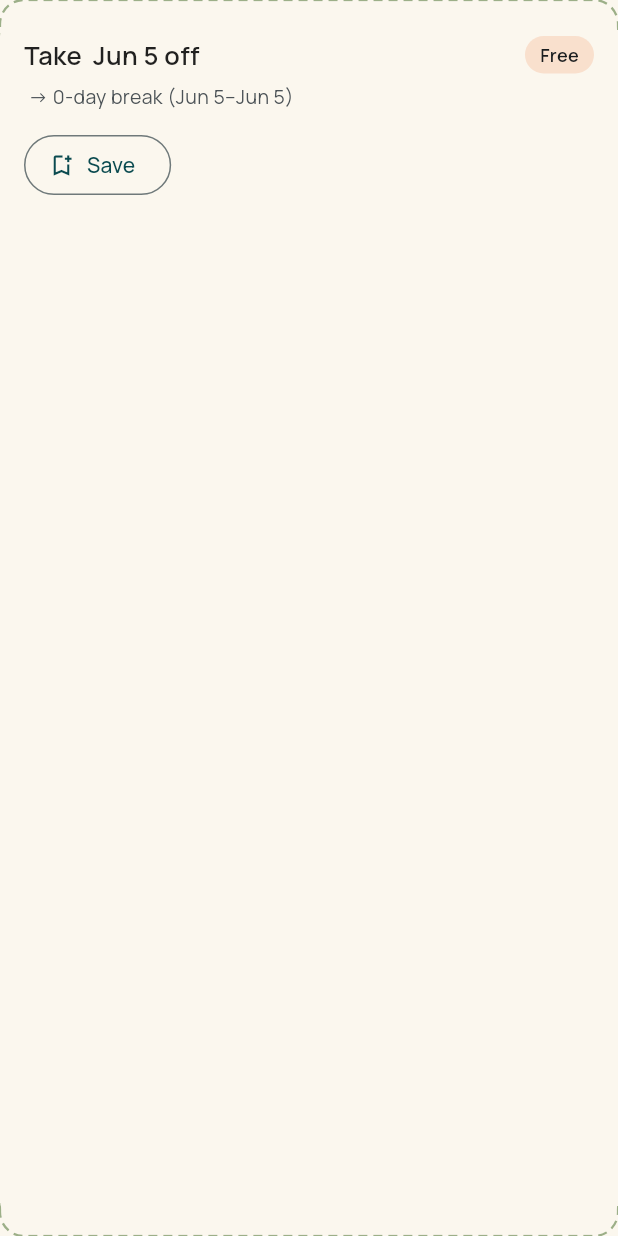
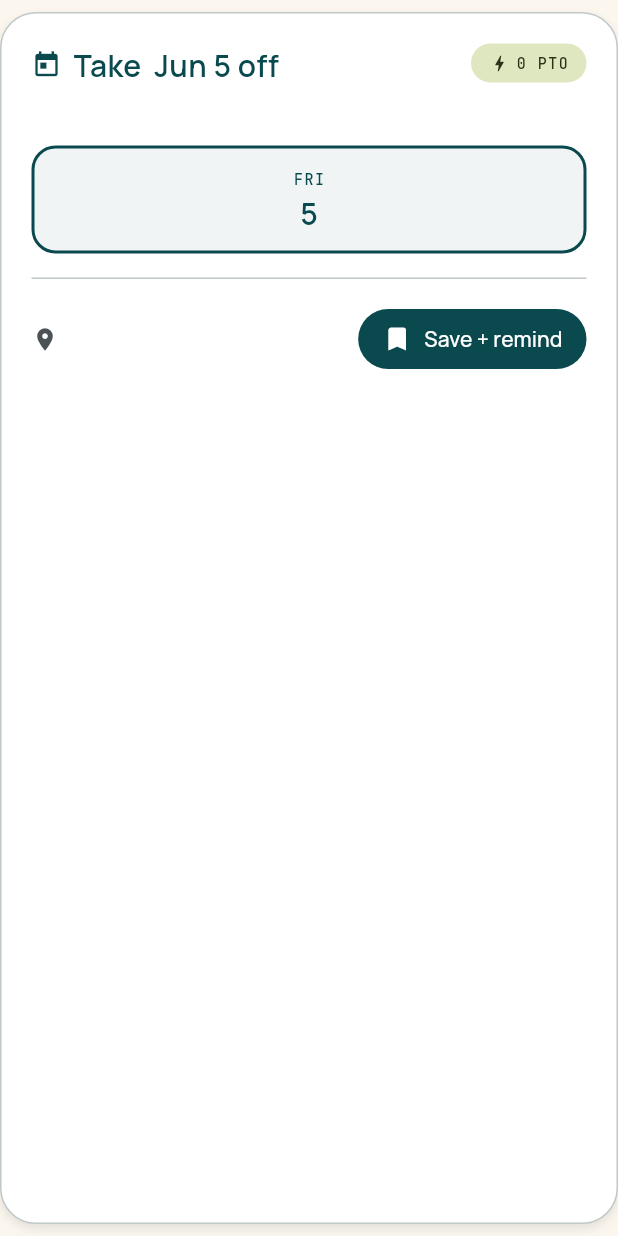
Before and after one commit to apexbymanish/-daysoff-mobile, a Flutter app: the SandwichCard widget shown alone on an empty page, opened directly with empty values, on a phone screen of 412 x 824 dp. Run offline on Flutter 3.47's test engine with Material 3 defaults, Android fonts, the phone set to English and light mode, and no system bars; our stand-ins replace dio, flutter_riverpod, freezed_annotation, get_storage, go_router, table_calendar; accounts and stored records are empty; network calls fail.

Commit message:
feat(sandwich): redesign SandwichCard + add EfficiencyInsight widget (Task 1)
Rewrites SandwichCard to the 6.7 tactile-card design: white card with
outlineVariant border, rounded 24, soft shadow, olive PTO pill, day-ribbon
with highlighted ptoDate cell, and a "Save + remind" FilledButton (preserves
exact SavedBreak save logic + SnackBar). Drops DashedBorder + PtoCostPill.

Adds EfficiencyInsight widget showing ratio:1 and copy text; returns
SizedBox.shrink for empty records.

Updates sandwich_card_test.dart to the redesigned card assertions; adds
efficiency_insight_test.dart covering ratio calculation and empty state.

89 tests pass, flutter analyze clean.

Co-Authored-By: Claude Opus 4.8 (1M context) <noreply@anthropic.com>

```diff
--- a/lib/screens/sandwich/widgets/sandwich_card.dart
+++ b/lib/screens/sandwich/widgets/sandwich_card.dart
@@ -1,15 +1,14 @@
 import 'package:flutter/material.dart';
 import 'package:flutter_riverpod/flutter_riverpod.dart';
 import 'package:intl/intl.dart';
+
 import '../../../api/models/sandwich_record.dart';
 import '../../../api/models/saved_break.dart';
 import '../../../providers/saved_breaks_provider.dart';
 import '../../../theme/colors.dart';
-import '../../../widgets/dashed_border.dart';
-import '../../plan/widgets/pto_cost_pill.dart';
+import '../../../theme/typography.dart';
 
-/// A single sandwich-day suggestion. Outlined card (dashed-border styling is
-/// a future cosmetic enhancement) with a one-tap "save" affordance.
+/// Redesigned 6.7 sandwich card: white tactile-card, day-ribbon, save button.
 class SandwichCard extends ConsumerWidget {
   const SandwichCard({super.key, required this.record});
   final SandwichRecord record;
@@ -17,40 +16,152 @@ class SandwichCard extends ConsumerWidget {
   @override
   Widget build(BuildContext context, WidgetRef ref) {
     final dayFmt = DateFormat('MMM d');
-    final ptoLabel = '${record.weekday} ${dayFmt.format(record.ptoDate)}';
-    final range = '${dayFmt.format(record.breakStart)}–${dayFmt.format(record.breakEnd)}';
-    return DashedBorder(
-      color: DaysoffColors.sage,
-      radius: 16,
-      child: Container(
+
+    final ptoLabel = 'Take ${record.weekday} ${dayFmt.format(record.ptoDate)} off';
+
+    // Build day cells from breakStart..breakEnd inclusive
+    final days = <DateTime>[];
+    for (var d = record.breakStart;
+        !d.isAfter(record.breakEnd);
+        d = d.add(const Duration(days: 1))) {
+      days.add(d);
+    }
+
+    return Container(
       margin: const EdgeInsets.symmetric(vertical: 8),
-      padding: const EdgeInsets.all(16),
       decoration: BoxDecoration(
-        color: DaysoffColors.creamSoft,
-        borderRadius: BorderRadius.circular(16),
+        color: Colors.white,
+        borderRadius: BorderRadius.circular(24),
+        border: Border.all(color: DaysoffColors.outlineVariant),
+        boxShadow: [
+          BoxShadow(
+            color: Colors.black.withValues(alpha: 0.05),
+            blurRadius: 6,
+            offset: const Offset(0, 4),
           ),
+          BoxShadow(
+            color: Colors.black.withValues(alpha: 0.05),
+            blurRadius: 4,
+            offset: const Offset(0, 2),
+          ),
+        ],
+      ),
+      child: Padding(
+        padding: const EdgeInsets.all(20),
+        child: Column(
+          crossAxisAlignment: CrossAxisAlignment.start,
+          children: [
+            // ── Header row ──────────────────────────────────────────────────
+            Row(
+              crossAxisAlignment: CrossAxisAlignment.start,
+              children: [
+                Expanded(
                   child: Column(
                     crossAxisAlignment: CrossAxisAlignment.start,
                     children: [
                       Row(
-            crossAxisAlignment: CrossAxisAlignment.start,
                         children: [
+                          const Icon(Icons.today,
+                              color: DaysoffColors.brandTeal, size: 20),
+                          const SizedBox(width: 8),
                           Expanded(
-                child: Text('Take $ptoLabel off',
+                            child: Text(
+                              ptoLabel,
                               style: const TextStyle(
-                        fontSize: 17, fontWeight: FontWeight.w600)),
+                                fontSize: 20,
+                                fontWeight: FontWeight.w600,
+                                color: DaysoffColors.brandTeal,
+                                height: 1.4,
                               ),
-              PtoCostPill(cost: record.ptoCost),
+                            ),
+                          ),
                         ],
                       ),
-          const SizedBox(height: 6),
-          Text('${record.context} → ${record.breakLength}-day break ($range)',
+                      const SizedBox(height: 4),
+                      Text(
+                        record.context,
                         style: const TextStyle(
-                  fontSize: 13, color: DaysoffColors.neutral700)),
-          const SizedBox(height: 12),
-          Align(
-            alignment: Alignment.centerLeft,
-            child: OutlinedButton.icon(
+                          fontSize: 14,
+                          color: DaysoffColors.neutral700,
+                          height: 1.4,
+                        ),
+                      ),
+                    ],
+                  ),
+                ),
+                const SizedBox(width: 12),
+                // Olive PTO pill
+                Container(
+                  padding:
+                      const EdgeInsets.symmetric(horizontal: 12, vertical: 6),
+                  decoration: BoxDecoration(
+                    color: DaysoffColors.oliveFixed,
+                    borderRadius: BorderRadius.circular(999),
+                  ),
+                  child: Row(
+                    mainAxisSize: MainAxisSize.min,
+                    children: [
+                      const Icon(Icons.bolt,
+                          size: 14, color: DaysoffColors.olive),
+                      const SizedBox(width: 4),
+                      Text(
+                        '${record.ptoCost} PTO',
+                        style: labelCaps(
+                          fontSize: 10,
+                          color: DaysoffColors.olive,
+                        ),
+                      ),
+                    ],
+                  ),
+                ),
+              ],
+            ),
+
+            const SizedBox(height: 16),
+
+            // ── Day ribbon ──────────────────────────────────────────────────
+            Row(
+              children: [
+                for (var i = 0; i < days.length; i++) ...[
+                  if (i > 0) const SizedBox(width: 6),
+                  Expanded(child: _DayCell(day: days[i], ptoDate: record.ptoDate)),
+                ],
+              ],
+            ),
+
+            const SizedBox(height: 16),
+
+            // ── Footer ──────────────────────────────────────────────────────
+            Container(
+              decoration: const BoxDecoration(
+                border: Border(
+                  top: BorderSide(color: DaysoffColors.outlineVariant),
+                ),
+              ),
+              padding: const EdgeInsets.only(top: 16),
+              child: Row(
+                children: [
+                  const Icon(Icons.location_on,
+                      size: 18, color: DaysoffColors.neutral700),
+                  const SizedBox(width: 8),
+                  Expanded(
+                    child: Text(
+                      record.context.toUpperCase(),
+                      style: labelCaps(
+                        fontSize: 11,
+                        color: DaysoffColors.neutral700,
+                      ),
+                    ),
+                  ),
+                  const SizedBox(width: 8),
+                  FilledButton.icon(
+                    style: FilledButton.styleFrom(
+                      backgroundColor: DaysoffColors.brandTeal,
+                      foregroundColor: Colors.white,
+                      shape: const StadiumBorder(),
+                      padding: const EdgeInsets.symmetric(
+                          horizontal: 16, vertical: 10),
+                    ),
                     onPressed: () {
                       ref.read(savedBreaksProvider.notifier).add(SavedBreak(
                             id: 'sandwich-${record.ptoDate.toIso8601String()}',
@@ -63,8 +174,10 @@ class SandwichCard extends ConsumerWidget {
                       ScaffoldMessenger.of(context).showSnackBar(
                           const SnackBar(content: Text('Saved')));
                     },
-              icon: const Icon(Icons.bookmark_add_outlined, size: 18),
-              label: const Text('Save'),
+                    icon: const Icon(Icons.bookmark, size: 20),
+                    label: const Text('Save + remind'),
+                  ),
+                ],
               ),
             ),
           ],
@@ -73,3 +186,58 @@ class SandwichCard extends ConsumerWidget {
     );
   }
 }
+
+class _DayCell extends StatelessWidget {
+  const _DayCell({required this.day, required this.ptoDate});
+  final DateTime day;
+  final DateTime ptoDate;
+
+  bool get _isPto =>
+      day.year == ptoDate.year &&
+      day.month == ptoDate.month &&
+      day.day == ptoDate.day;
+
+  @override
+  Widget build(BuildContext context) {
+    final weekdayFmt = DateFormat('EEE');
+    final numFmt = DateFormat('d');
+    final isPto = _isPto;
+
+    final bgColor = isPto
+        ? DaysoffColors.brandTeal.withValues(alpha: 0.06)
+        : const Color(0xFFEDEEED).withValues(alpha: 0.5);
+    final borderColor =
+        isPto ? DaysoffColors.brandTeal : DaysoffColors.outlineVariant;
+    final borderWidth = isPto ? 2.0 : 1.0;
+    final textColor =
+        isPto ? DaysoffColors.brandTeal : DaysoffColors.neutral700;
+
+    return Container(
+      height: 72,
+      decoration: BoxDecoration(
+        color: bgColor,
+        borderRadius: BorderRadius.circular(16),
+        border: Border.all(color: borderColor, width: borderWidth),
+      ),
+      child: Column(
+        mainAxisAlignment: MainAxisAlignment.center,
+        children: [
+          Text(
+            weekdayFmt.format(day).toUpperCase(),
+            style: labelCaps(fontSize: 10, color: textColor),
+          ),
+          const SizedBox(height: 4),
+          Text(
+            numFmt.format(day),
+            style: TextStyle(
+              fontSize: 20,
+              fontWeight: FontWeight.w600,
+              color: textColor,
+              height: 1.2,
+            ),
+          ),
+        ],
+      ),
+    );
+  }
+}
```
Also changed, not shown: lib/screens/sandwich/widgets/efficiency_insight.dart (added, +94 -0 lines), 2 other files. Lines whose indentation alone changed are shown as unchanged.
